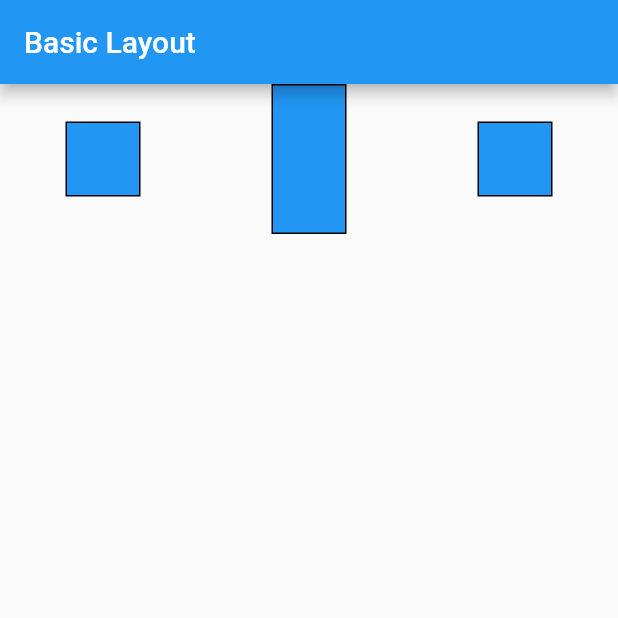
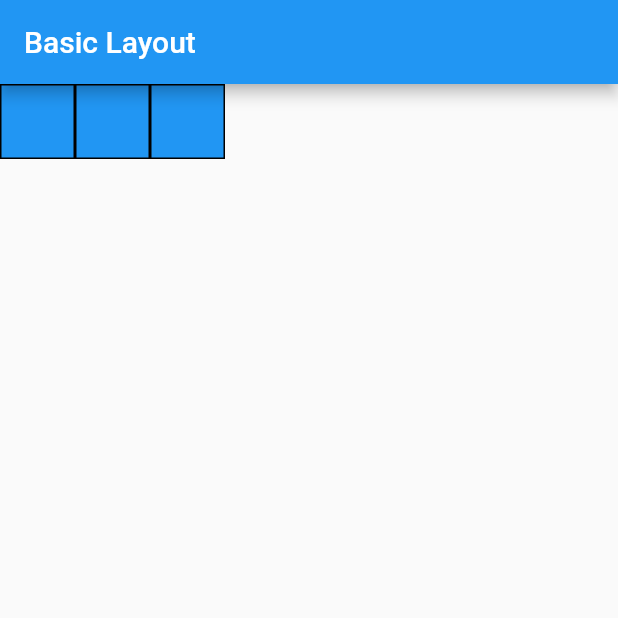
Before and after one commit to ArhanWR/basic_layout_flutter, a Flutter app: the screen it shows after launch, on a phone screen of 412 x 824 dp, the top half of it. Run offline on Flutter 3.47's test engine with Material 2 defaults, Android fonts, the phone set to English and light mode, and no system bars.

Commit message:
Changing fit properties

```diff
--- a/lib/main.dart
+++ b/lib/main.dart
@@ -17,13 +17,26 @@ class MyWidget extends StatelessWidget {
   @override
   Widget build(BuildContext context) {
     return Row(
-      mainAxisSize: MainAxisSize.max,
-      mainAxisAlignment: MainAxisAlignment.spaceAround,
-      crossAxisAlignment: CrossAxisAlignment.center,
+      //mainAxisSize: MainAxisSize.max,
+      //mainAxisAlignment: MainAxisAlignment.spaceAround,
+      //crossAxisAlignment: CrossAxisAlignment.center,
+      //children: [
+      //  BlueBox(),
+      //  BiggerBlueBox(),
+      //  BlueBox(),
+      //],
       children: [
         BlueBox(),
-        BiggerBlueBox(),
-        BlueBox(),
+        Flexible(
+          fit: FlexFit.loose,
+          flex: 1,
+          child: BlueBox(),
+        ),
+        Flexible(
+          fit: FlexFit.loose,
+          flex: 1,
+          child: BlueBox(),
+        ),
       ],
     );
   }
```
